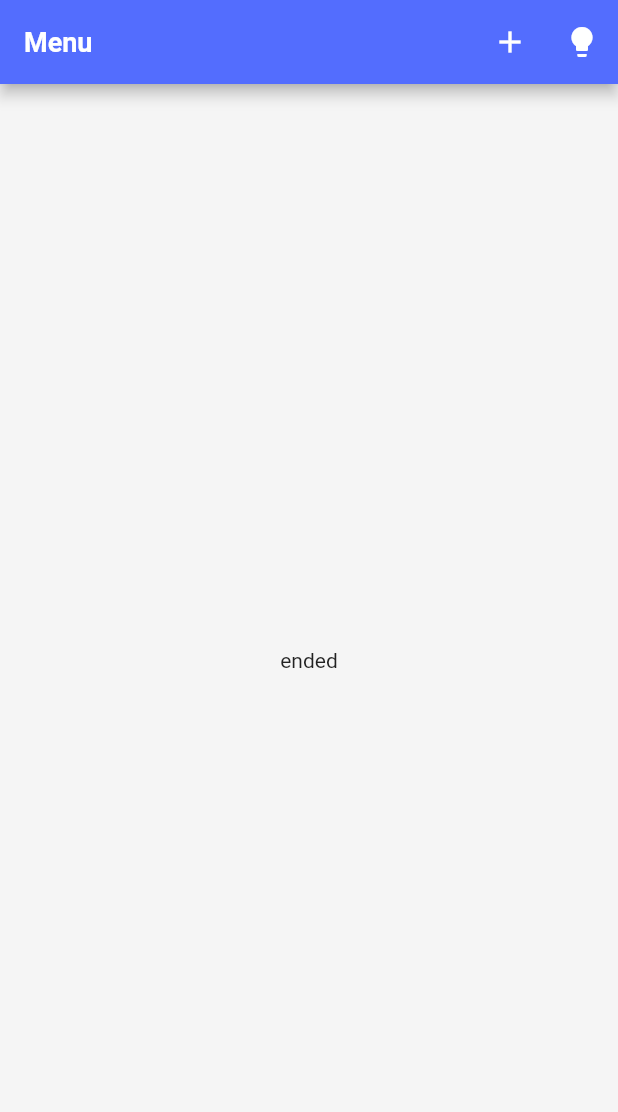
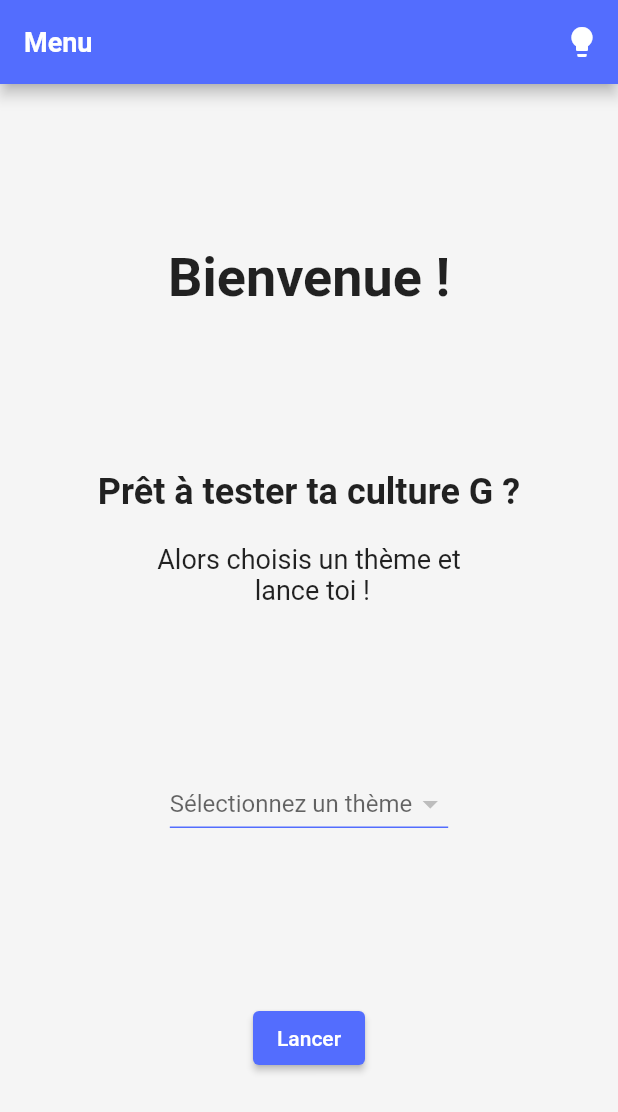
Before and after one commit to DocAmaroo/QuizzApp, a Flutter app: the screen it shows after launch, on a phone screen of 412 x 824 dp. Shown: the top 1112 px of the screen. Run offline on Flutter 3.47's test engine with Material 2 defaults, Android fonts, the phone set to English and light mode, and no system bars; our stand-ins replace bloc, cloud_firestore, firebase_core, flutter_bloc; accounts and stored records are empty.

```diff
--- a/lib/app.dart
+++ b/lib/app.dart
@@ -2,9 +2,11 @@ import 'package:flutter/material.dart';
 import 'package:flutter_bloc/flutter_bloc.dart';
 import 'package:provider/provider.dart';
 import 'package:quizz/bloc/quizz_bloc.dart';
+import 'package:quizz/presentations/screens/add_question_page.dart';
+import 'package:quizz/presentations/screens/home_page.dart';
+import 'package:quizz/presentations/screens/quizz_page.dart';
+import 'package:quizz/presentations/screens/result_page.dart';
 import 'package:quizz/utils/theme/app_theme.dart';
-
-import 'screens/homepage.dart';
 
 class MyApp extends StatelessWidget {
   const MyApp({Key? key}) : super(key: key);
@@ -15,20 +17,20 @@ class MyApp extends StatelessWidget {
     return ChangeNotifierProvider<AppTheme>(
         create: (_) => AppTheme(),
         child: Consumer<AppTheme>(builder: (_, theme, __) {
-          // Handle default theme mode
+          // Handle default user phone theme mode
           _handleDefaultUserTheme(theme);
 
           return BlocProvider(
-            create: (context) => QuizzBloc()..add(LoadQuizz()),
+            create: (context) => QuizzBloc()..add(WaitingQuizzThemeEvent()),
             child: MaterialApp(
-              title: 'Beatbox quizz',
+              title: 'Quizz',
               theme: theme.lightTheme,
               darkTheme: theme.darkTheme,
               themeMode: theme.mode,
               routes: {
-                '/': (context) => QuizzPage(title: 'Menu', theme: theme),
-                '/quizz': (context) =>
-                    QuizzPage(title: '{Theme tag}', theme: theme),
+                '/': (context) => HomePage(title: 'Menu', theme: theme),
+                '/quizz': (context) => QuizzPage(theme: theme),
+                '/addQuestion': (context) => const AddQuestion()
               },
             ),
           );
--- a/lib/bloc/quizz_bloc.dart
+++ b/lib/bloc/quizz_bloc.dart
@@ -7,11 +7,13 @@ part 'quizz_event.dart';
 part 'quizz_state.dart';
 
 class QuizzBloc extends Bloc<QuizzEvent, QuizzState> {
+  String currTheme = '';
   int nbPoints = 0;
   int correct = 0;
   int incorrect = 0;
   int currIndex = 0;
 
+  String get getTheme => currTheme;
   int get getNbPoints => nbPoints;
   int get getNbCorrect => correct;
   int get getNbIncorrect => incorrect;
@@ -25,7 +27,7 @@ class QuizzBloc extends Bloc<QuizzEvent, QuizzState> {
 
   void _loadQuizz(LoadQuizz event, Emitter<QuizzState> emit) async {
     emit(LoadingQuizzState());
-
+    currTheme = event.theme;
     currIndex = 0;
     nbPoints = 0;
     correct = 0;
@@ -56,6 +58,6 @@ class QuizzBloc extends Bloc<QuizzEvent, QuizzState> {
   }
 
   void _onRestart(QuizzRestart event, Emitter<QuizzState> emit) {
-    add(LoadQuizz());
+    add(LoadQuizz(theme: currTheme));
   }
 }
--- a/lib/bloc/quizz_event.dart
+++ b/lib/bloc/quizz_event.dart
@@ -2,7 +2,13 @@ part of 'quizz_bloc.dart';
 
 abstract class QuizzEvent {}
 
+class WaitingQuizzThemeEvent extends QuizzEvent {}
+
 class LoadQuizz extends QuizzEvent {
+  final String theme;
+
+  LoadQuizz({required this.theme});
+
   @override
   String toString() => '[EVENT] Load quizz data';
 }
--- a/lib/bloc/quizz_state.dart
+++ b/lib/bloc/quizz_state.dart
@@ -4,6 +4,8 @@ part of 'quizz_bloc.dart';
 abstract class QuizzState {}
 
 class QuizzInitial extends QuizzState {}
+
+class WaitingQuizzThemeState extends QuizzState {}
 
 class LoadingQuizzState extends QuizzState {}
 
--- /dev/null
+++ b/lib/presentations/screens/home_page.dart
@@ -0,0 +1,132 @@
+import 'package:cloud_firestore/cloud_firestore.dart';
+import 'package:flutter/material.dart';
+import 'package:flutter/painting.dart';
+import 'package:flutter_bloc/flutter_bloc.dart';
+import 'package:quizz/bloc/quizz_bloc.dart';
+import 'package:quizz/data/services/quizz_services.dart';
+import 'package:quizz/utils/app_colors.dart';
+import 'package:quizz/utils/theme/app_theme.dart';
+import 'package:quizz/utils/utils.dart';
+
+class HomePage extends StatefulWidget {
+  final String title;
+  final AppTheme? theme;
+
+  const HomePage({Key? key, required this.title, this.theme}) : super(key: key);
+
+  @override
+  _HomePageState createState() => _HomePageState();
+}
+
+class _HomePageState extends State<HomePage> {
+  final _quizzServices = QuizzServices();
+  String? _dropdownThemeValue;
+
+  @override
+  Widget build(BuildContext context) {
+    return Scaffold(
+      appBar: AppBar(title: Text(widget.title), actions: _getAppBarActions()),
+      body: SafeArea(
+        child: Center(
+          child: Column(
+            mainAxisAlignment: MainAxisAlignment.spaceEvenly,
+            crossAxisAlignment: CrossAxisAlignment.center,
+            children: [
+              const Text('Bienvenue !',
+                  textAlign: TextAlign.center,
+                  style: TextStyle(fontSize: 36, fontWeight: FontWeight.bold)),
+              Wrap(
+                  runSpacing: 20,
+                  alignment: WrapAlignment.center,
+                  children: const <Widget>[
+                    Text('Prêt à tester ta culture G ?',
+                        textAlign: TextAlign.center,
+                        style: TextStyle(
+                            fontSize: 24, fontWeight: FontWeight.w700)),
+                    Text('Alors choisis un thème et \n lance toi !',
+                        textAlign: TextAlign.center,
+                        style: TextStyle(
+                            fontSize: 18, fontWeight: FontWeight.w400)),
+                  ]),
+              StreamBuilder<QuerySnapshot>(
+                stream: _quizzServices.questionSnapshots,
+                builder: (BuildContext context,
+                    AsyncSnapshot<QuerySnapshot> snapshot) {
+                  if (snapshot.hasError) {
+                    return const Text('Unable de fetch data!');
+                  }
+
+                  if (snapshot.connectionState == ConnectionState.waiting) {
+                    return Center(
+                        child: CircularProgressIndicator(
+                            color: Theme.of(context).primaryColor));
+                  }
+                  if (!snapshot.hasData &&
+                      snapshot.connectionState == ConnectionState.done) {
+                    return const Text('No theme!');
+                  } else {
+                    List allThemes = snapshot.data!.docs
+                        .map((data) => data['theme'])
+                        .map((e) => (Utils.capitalize(e)))
+                        .toSet()
+                        .toList();
+
+                    return DropdownButton<String>(
+                        underline: Container(
+                          height: 1,
+                          color: Theme.of(context).primaryColor,
+                        ),
+                        hint: const Text('Sélectionnez un thème'),
+                        value: _dropdownThemeValue,
+                        items: allThemes.map((value) {
+                          return DropdownMenuItem<String>(
+                            value: value,
+                            child: Text(value),
+                          );
+                        }).toList(),
+                        onChanged: (String? value) {
+                          setState(() {
+                            _dropdownThemeValue = value!;
+                          });
+                        });
+                  }
+                },
+              ),
+              ElevatedButton(
+                  onPressed: () {
+                    // Make sure a theme has been selected and start the quizz,
+                    // otherwise prevent the user with a snackbar.
+                    if (_dropdownThemeValue == null) {
+                      ScaffoldMessenger.of(context).showSnackBar(SnackBar(
+                          backgroundColor: Theme.of(context).errorColor,
+                          duration: const Duration(seconds: 2),
+                          content: const Text('Aucun thème sélectionné.')));
+                    } else {
+                      BlocProvider.of<QuizzBloc>(context).add(
+                          LoadQuizz(theme: _dropdownThemeValue!.toLowerCase()));
+                      Navigator.pushNamed(context, '/quizz');
+                    }
+                  },
+                  child: const Text("Lancer"),
+                  style: ElevatedButton.styleFrom(
+                      primary: Theme.of(context).primaryColor,
+                      onPrimary: AppColors.textLight))
+            ],
+          ),
+        ),
+      ),
+    );
+  }
+
+  List<Widget> _getAppBarActions() {
+    return [
+      if (widget.theme != null)
+        IconButton(
+            icon: Icon(widget.theme!.icon),
+            tooltip: 'Light/Dark mode',
+            onPressed: () {
+              widget.theme!.toggleMode();
+            })
+    ];
+  }
+}
--- a/lib/widgets/quizz_actions.dart
+++ b/lib/presentations/widgets/quizz_actions.dart
@@ -37,7 +37,7 @@ class QuizzActions extends StatelessWidget {
   Expanded _getFalseButton(BuildContext context) {
     return Expanded(
         child: ElevatedButton(
-            onPressed: () => _answer(context, true),
+            onPressed: () => _answer(context, false),
             style: ElevatedButton.styleFrom(
                 primary: AppColors.buttonRed, onPrimary: AppColors.textLight),
             child: const Text('Faux',
--- a/lib/utils/app_colors.dart
+++ b/lib/utils/app_colors.dart
@@ -7,9 +7,14 @@ class AppColors {
   static get primaryColor => Colors.indigoAccent;
   static get secondaryColor => Colors.deepPurple;
 
+  // --- Success/Error colors
+  static get success => Colors.green.shade400;
+  static get error => Colors.red.shade400;
+
   // --- Text colors
   static get textLight => white;
-  static get textGrey => Colors.grey.shade300;
+  static get textLightGrey => Colors.grey.shade300;
+  static get textGrey => Colors.grey.shade500;
   static get textBlack => black;
 
   // --- Scaffold colors
--- a/lib/utils/theme/app_theme_dark.dart
+++ b/lib/utils/theme/app_theme_dark.dart
@@ -6,14 +6,22 @@ class AppDarkTheme {
   get darkIconTheme => IconThemeData(color: AppColors.white);
 
   get darkTheme => ThemeData(
-      primaryColor: AppColors.primaryColor,
+      primaryColor: AppColors.secondaryColor,
       secondaryHeaderColor: AppColors.secondaryColor,
       primarySwatch: Colors.grey,
       appBarTheme: _darkAppBarTheme(),
       inputDecorationTheme: InputDecorationTheme(
+        floatingLabelStyle: TextStyle(color: AppColors.secondaryColor),
         hintStyle: TextStyle(color: AppColors.textGrey),
-        labelStyle: TextStyle(color: AppColors.textBlack),
+        labelStyle: TextStyle(color: AppColors.textLightGrey),
+        enabledBorder: UnderlineInputBorder(
+            borderSide: BorderSide(color: AppColors.secondaryColor)),
+        focusedBorder: UnderlineInputBorder(
+            borderSide: BorderSide(color: AppColors.secondaryColor)),
+        border: UnderlineInputBorder(
+            borderSide: BorderSide(color: AppColors.secondaryColor)),
       ),
+      errorColor: AppColors.error,
       brightness: Brightness.dark,
       iconTheme: darkIconTheme,
       scaffoldBackgroundColor: AppColors.scaffoldBackgroundDark);
--- a/lib/utils/theme/app_theme_light.dart
+++ b/lib/utils/theme/app_theme_light.dart
@@ -14,6 +14,7 @@ class AppLightTheme {
         hintStyle: TextStyle(color: AppColors.textGrey),
         labelStyle: TextStyle(color: AppColors.textBlack),
       ),
+      errorColor: AppColors.error,
       brightness: Brightness.light,
       iconTheme: ligthIconTheme,
       scaffoldBackgroundColor: AppColors.scaffoldBackgroundLight);
--- /dev/null
+++ b/lib/utils/utils.dart
@@ -0,0 +1,5 @@
+class Utils {
+  static String capitalize(String str) {
+    return str[0].toUpperCase() + str.substring(1);
+  }
+}
```
Also changed, not shown: lib/data/services/quizz_services.dart (renamed from lib/services/quizz_services.dart, +10 -2 lines), lib/presentations/screens/add_question_page.dart (added, +76 -0 lines), lib/presentations/screens/quizz_page.dart (renamed from lib/screens/homepage.dart, +22 -13 lines), lib/presentations/screens/result_page.dart (added, +53 -0 lines), lib/presentations/widgets/quizz_body.dart (renamed from lib/widgets/quizz_body.dart), lib/presentations/widgets/quizz_header.dart (renamed from lib/widgets/quizz_header.dart).
